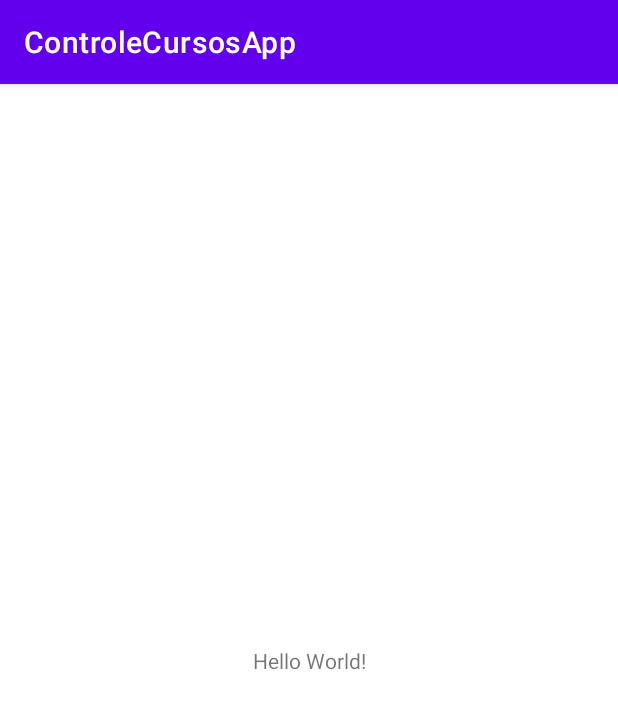
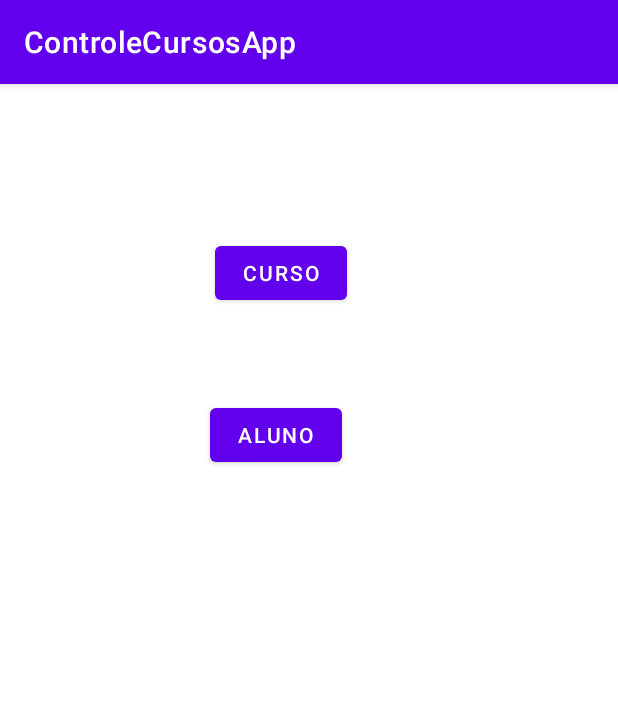
Before and after one commit to resendeisabela/ControleCursosApp, an Android app: the screen it shows after launch (MainActivity), on a phone screen of 412 x 824 dp. Shown: the top 709 px of the screen. Run offline under Robolectric (Android 15) with nearby library versions, the phone set to English and light mode, and no system bars.

```diff
--- a/app/src/main/java/com/example/controlecursosapp/MainActivity.java
+++ b/app/src/main/java/com/example/controlecursosapp/MainActivity.java
@@ -2,13 +2,40 @@ package com.example.controlecursosapp;
 
 import androidx.appcompat.app.AppCompatActivity;
 
+import android.content.Intent;
 import android.os.Bundle;
+import android.view.View;
+
+import com.example.controlecursosapp.databinding.ActivityMainBinding;
+import com.example.controlecursosapp.views.AlunoList;
+import com.example.controlecursosapp.views.CursoList;
 
 public class MainActivity extends AppCompatActivity {
-
+    private ActivityMainBinding binding;
     @Override
     protected void onCreate(Bundle savedInstanceState) {
         super.onCreate(savedInstanceState);
-        setContentView(R.layout.activity_main);
+        binding = ActivityMainBinding.inflate(getLayoutInflater());
+        setContentView(binding.getRoot());
+        binding.btnAluno.setOnClickListener(new View.OnClickListener() {
+            @Override
+            public void onClick(View v) {
+                Intent it=new Intent(MainActivity.this, AlunoList.class);
+                startActivity(it);
+            }
+        });
+        binding.btnCursos.setOnClickListener(new View.OnClickListener() {
+            @Override
+            public void onClick(View v) {
+                Intent it=new Intent(MainActivity.this, CursoList.class);
+                startActivity(it);
+            }
+        });
+
     }
+//    @Override
+//    protected void onCreate(Bundle savedInstanceState) {
+//        super.onCreate(savedInstanceState);
+//        setContentView(R.layout.activity_main);
+//    }
 }
--- a/app/src/main/res/layout/activity_main.xml
+++ b/app/src/main/res/layout/activity_main.xml
@@ -6,13 +6,23 @@
     android:layout_height="match_parent"
     tools:context=".MainActivity">
 
-    <TextView
+    <Button
+        android:id="@+id/btnCursos"
         android:layout_width="wrap_content"
         android:layout_height="wrap_content"
-        android:text="Hello World!"
-        app:layout_constraintBottom_toBottomOf="parent"
-        app:layout_constraintEnd_toEndOf="parent"
+        android:layout_marginStart="143dp"
+        android:layout_marginTop="102dp"
+        android:text="Curso"
         app:layout_constraintStart_toStartOf="parent"
         app:layout_constraintTop_toTopOf="parent" />
 
+    <Button
+        android:id="@+id/btnAluno"
+        android:layout_width="wrap_content"
+        android:layout_height="wrap_content"
+        android:layout_marginStart="140dp"
+        android:layout_marginTop="60dp"
+        android:text="Aluno"
+        app:layout_constraintStart_toStartOf="parent"
+        app:layout_constraintTop_toBottomOf="@+id/btnCursos" />
 </androidx.constraintlayout.widget.ConstraintLayout>
--- a/app/src/main/res/values/strings.xml
+++ b/app/src/main/res/values/strings.xml
@@ -1,3 +1,9 @@
 <resources>
     <string name="app_name">ControleCursosApp</string>
+    <string name="title_activity_curso_list">CursoList</string>
+    <!-- Strings used for fragments for navigation -->
+    <string name="first_fragment_label">First Fragment</string>
+    <string name="second_fragment_label">Second Fragment</string>
+    <string name="next">Next</string>
+    <string name="previous">Previous</string>
 </resources>
```
Also changed, not shown: app/src/main/AndroidManifest.xml (+30 -0 lines), app/src/main/java/com/example/controlecursosapp/views/AlunoView.java (+5 -6 lines).
